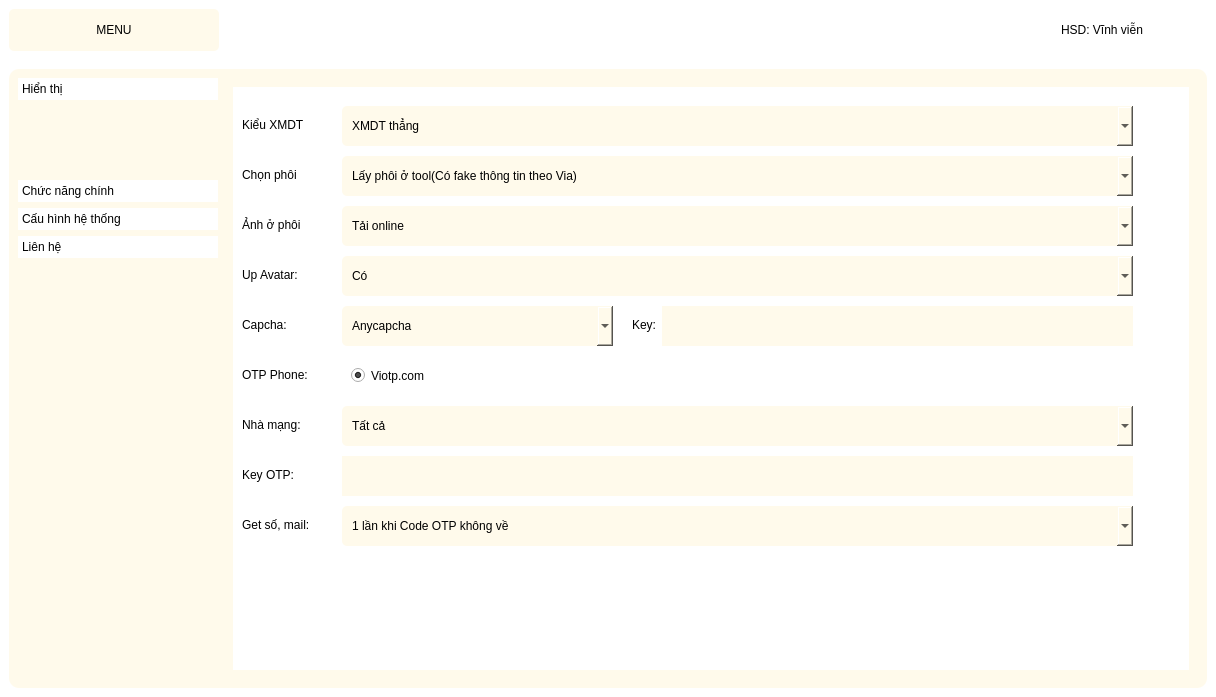
NguyenHuuHai2310/code_dao, file interface.ui: the form before one commit.
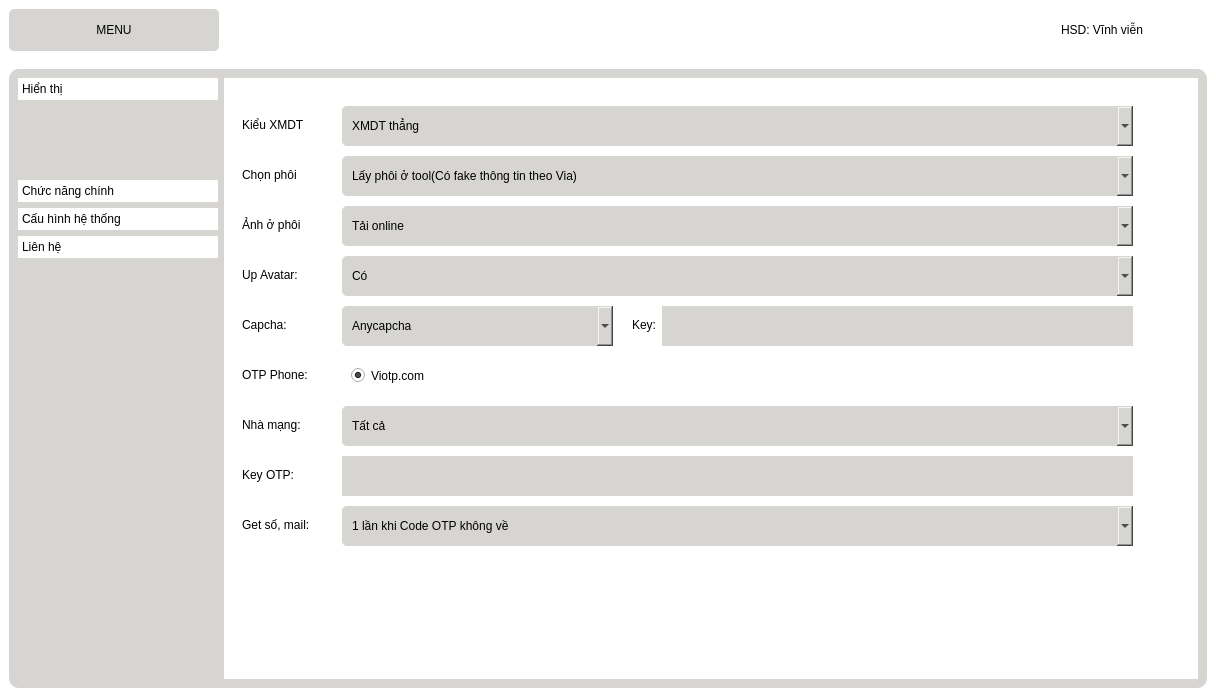
The form after the commit. The open tabs and pages were chosen to show the change. Icons and pictures are not drawn.

```diff
--- a/interface.ui
+++ b/interface.ui
@@ -159,7 +159,8 @@
              </size>
             </property>
             <property name="styleSheet">
-             <string notr="true">color: rgb(0, 0, 0);
+             <string notr="true">background-color: #d6d5d1;
+color: rgb(0,0,0);
 font: 75 15pt &quot;Ubuntu Condensed&quot;;</string>
             </property>
             <property name="text">
@@ -222,6 +223,10 @@
       <layout class="QHBoxLayout" name="horizontalLayout">
        <item>
         <widget class="QFrame" name="main_body">
+         <property name="styleSheet">
+          <string notr="true">background-color: #d6d5d1;
+color: rgb(0,0,0);</string>
+         </property>
          <property name="frameShape">
           <enum>QFrame::StyledPanel</enum>
          </property>
@@ -322,7 +327,7 @@
                       <string notr="true">QToolBox{
 icon-size: 32px;
 border-top:5px;
-background-color: #fffaeb;
+background-color: #d6d5d1;
 border-top:15px;
 color: #000000;
 }
@@ -465,8 +470,8 @@
              </sizepolicy>
             </property>
             <property name="styleSheet">
-             <string notr="true">background-color: #fffaeb;
-color: #000000;</string>
+             <string notr="true">background-color: #ffffff;
+color: rgb(0,0,0);</string>
             </property>
             <property name="frameShape">
              <enum>QFrame::StyledPanel</enum>
@@ -514,8 +519,8 @@
                 <item>
                  <widget class="QStackedWidget" name="stackedWidget">
                   <property name="styleSheet">
-                   <string notr="true">background-color: #fffaeb;
-color: #000000;</string>
+                   <string notr="true">background-color: #ffffff;
+color: rgb(0,0,0);</string>
                   </property>
                   <property name="currentIndex">
                    <number>2</number>
@@ -1278,8 +1283,8 @@
                       </size>
                      </property>
                      <property name="styleSheet">
-                      <string notr="true">background-color: #fffaeb;
-color: #000000;</string>
+                      <string notr="true">background-color: #d6d5d1;
+color: rgb(0,0,0);</string>
                      </property>
                      <item>
                       <property name="text">
@@ -1320,8 +1325,8 @@
                       </size>
                      </property>
                      <property name="styleSheet">
-                      <string notr="true">background-color: #fffaeb;
-color: #000000;</string>
+                      <string notr="true">background-color: #d6d5d1;
+color: rgb(0,0,0);</string>
                      </property>
                      <item>
                       <property name="text">
@@ -1370,8 +1375,8 @@
                       </size>
                      </property>
                      <property name="styleSheet">
-                      <string notr="true">background-color: #fffaeb;
-color: #000000;</string>
+                      <string notr="true">background-color: #d6d5d1;
+color: rgb(0,0,0);</string>
                      </property>
                      <item>
                       <property name="text">
@@ -1446,9 +1451,8 @@
                       </size>
                      </property>
                      <property name="styleSheet">
-                      <string notr="true">background-color: #fffaeb;
-color: #000000;
-</string>
+                      <string notr="true">background-color: #d6d5d1;
+color: rgb(0,0,0);</string>
                      </property>
                      <item>
                       <property name="text">
@@ -1498,8 +1502,8 @@
                       </size>
                      </property>
                      <property name="styleSheet">
-                      <string notr="true">background-color: #fffaeb;
-color: #000000;</string>
+                      <string notr="true">background-color: #d6d5d1;
+color: rgb(0,0,0);</string>
                      </property>
                      <item>
                       <property name="text">
@@ -1560,8 +1564,8 @@
                       </size>
                      </property>
                      <property name="styleSheet">
-                      <string notr="true">background-color: #fffaeb;
-color: #000000;
+                      <string notr="true">background-color: #d6d5d1;
+color: rgb(0,0,0);
 </string>
                      </property>
                      <item>
@@ -1592,8 +1596,8 @@
                       </size>
                      </property>
                      <property name="styleSheet">
-                      <string notr="true">background-color: #fffaeb;
-color: #000000;</string>
+                      <string notr="true">background-color: #d6d5d1;
+color: rgb(0,0,0);</string>
                      </property>
                      <item>
                       <property name="text">
@@ -1672,8 +1676,8 @@
                       </size>
                      </property>
                      <property name="styleSheet">
-                      <string notr="true">background-color: #fffaeb;
-color: #000000;</string>
+                      <string notr="true">background-color: #d6d5d1;
+color: rgb(0,0,0);</string>
                      </property>
                     </widget>
                     <widget class="QLineEdit" name="keyOtp">
@@ -1698,8 +1702,8 @@
                       </size>
                      </property>
                      <property name="styleSheet">
-                      <string notr="true">background-color: #fffaeb;
-color: #000000;</string>
+                      <string notr="true">background-color: #d6d5d1;
+color: rgb(0,0,0);</string>
                      </property>
                     </widget>
                    </widget>
```
Left out of the diff: 26 changed lines with no effect on the pictures.
